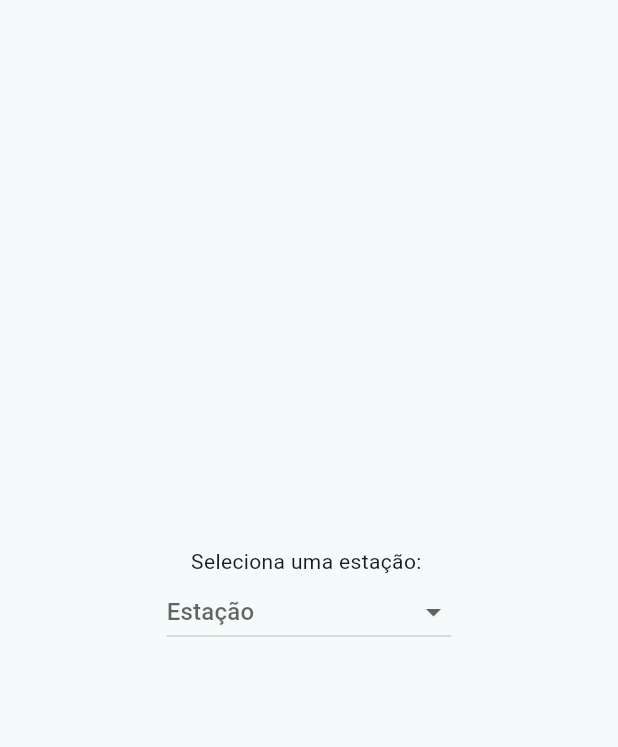
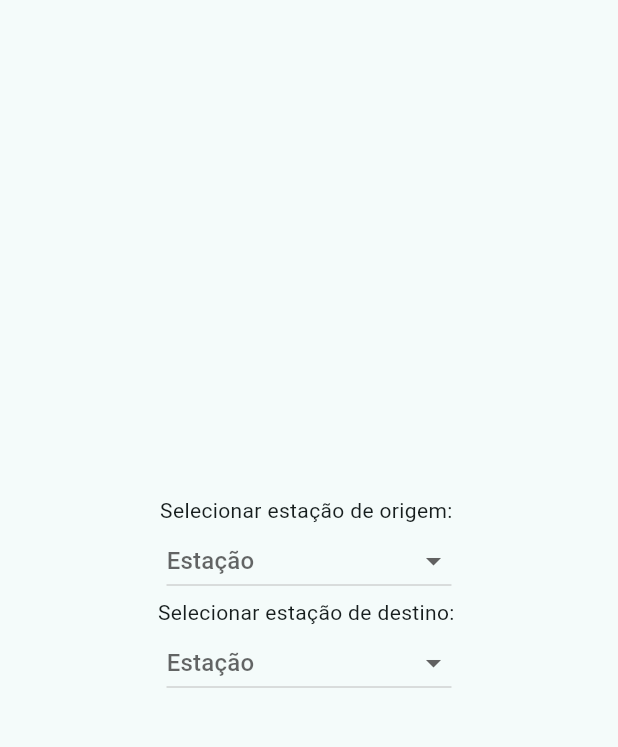
Before and after one commit to Susana-Wang-a22207312/TFC, a Flutter app: the screen it shows after launch, on a phone screen of 412 x 824 dp, the part 63-810 px from its top. Run offline on Flutter 3.47's test engine with Material 3 defaults, Android fonts, the phone set to English and light mode, and no system bars.

Commit message:
adding second dropdown for destination vs origin in homescreen

```diff
--- a/lib/screens/homescreen.dart
+++ b/lib/screens/homescreen.dart
@@ -69,7 +69,7 @@ class GeneratorPage extends StatelessWidget {
       child: Column(
         mainAxisAlignment: MainAxisAlignment.center,
         children: [
-          Text("Seleciona uma estação: "),
+          Text("Selecionar estação de origem: "),
           DropdownButton<String>(
             value: appState.estacao.isNotEmpty ? appState.estacao : null,
             hint: Text("Estação"),
@@ -96,6 +96,33 @@ class GeneratorPage extends StatelessWidget {
               );
             }).toList(),
           ),
+            Text("Selecionar estação de destino: "),
+            DropdownButton<String>(
+              value: appState.estacao.isNotEmpty ? appState.estacao : null,
+              hint: Text("Estação"),
+              onChanged: (String? newValue) {
+                if (newValue != null) {
+                  appState.selectStation(newValue);
+
+                  Navigator.push(
+                    context,
+                    MaterialPageRoute(
+                      builder: (context) => StationDetailPage(
+                        nomeEstacao: newValue,
+                        comboiosEstacao: appState.comboiosEstacao,
+                      ),
+                    ),
+                  );
+                }
+              },
+              items: appState.obterEstacoesLinhaSintras
+                  .map<DropdownMenuItem<String>>((String station) {
+                return DropdownMenuItem<String>(
+                  value: station,
+                  child: Text(station),
+                );
+              }).toList(),
+            ),
         ],
       ),
     );
```
